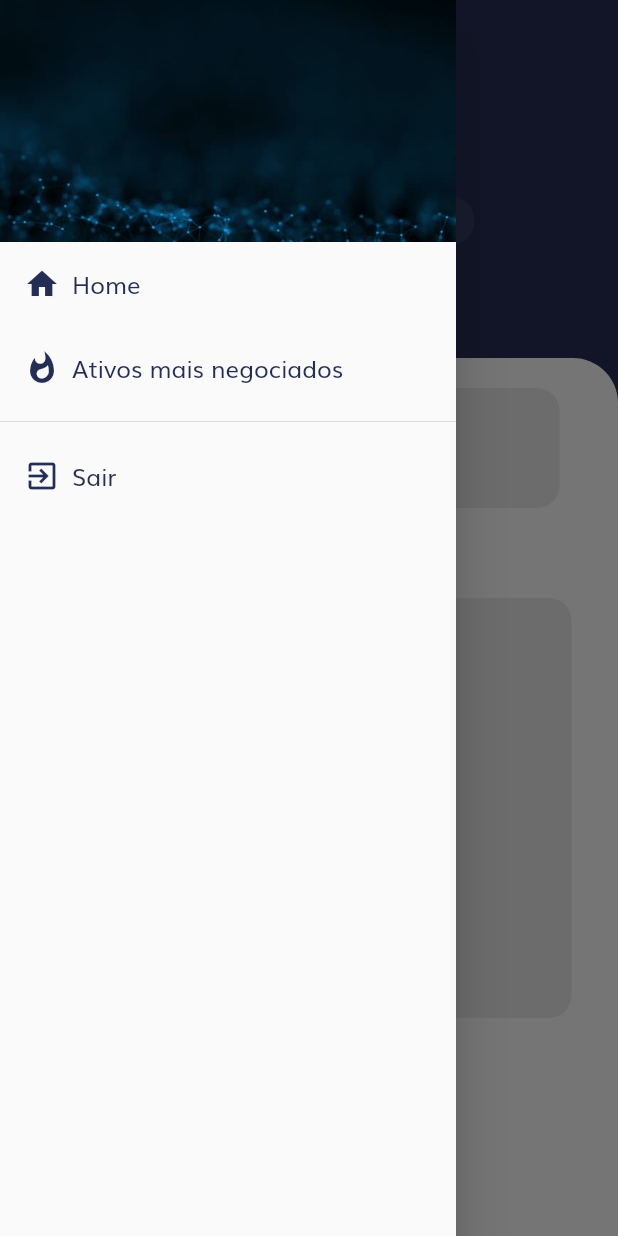
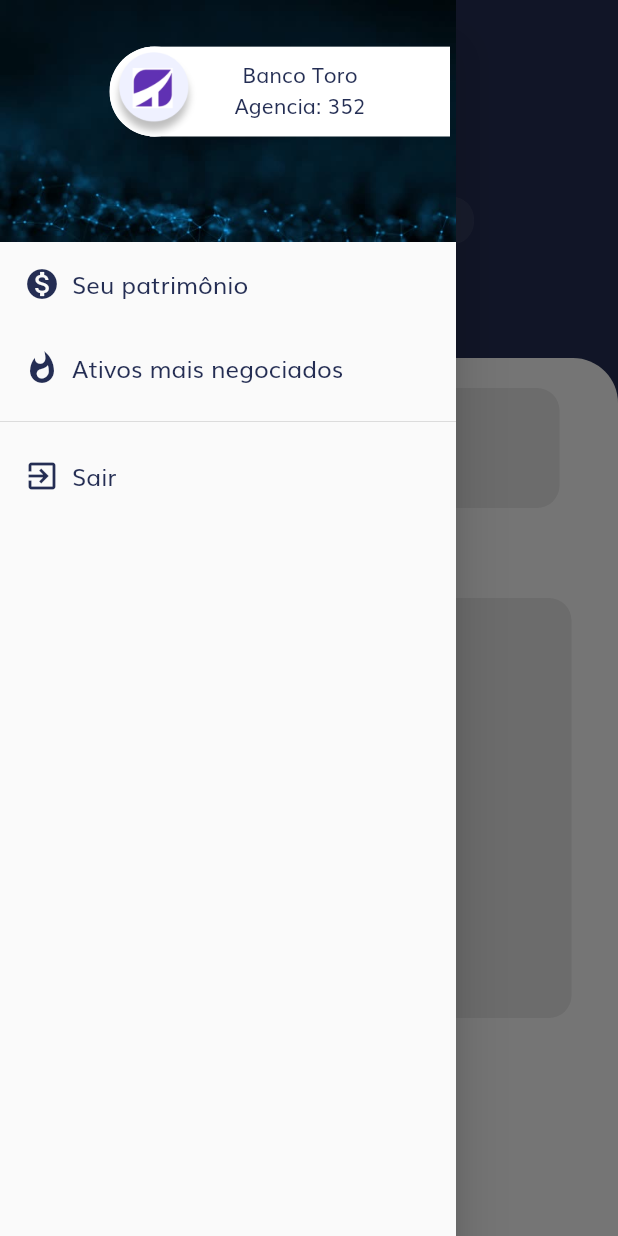
Before and after one commit to marcelomcdev/toro-bank-frontend-flutter, a Flutter app: the HomePage screen opened by its route, with the side drawer open, on a phone screen of 412 x 824 dp. Run offline on Flutter 3.47's test engine with Material 2 defaults, Android fonts, the phone set to English and light mode, and no system bars; our stand-ins replace dartz, dio, flutter_modular, lottie, page_transition, shared_preferences; accounts and stored records are empty.

Commit message:
Organize drawer

```diff
--- a/toro_bank_frontend/lib/modules/presenters/pages/shared/drawer/app_drawer.dart
+++ b/toro_bank_frontend/lib/modules/presenters/pages/shared/drawer/app_drawer.dart
@@ -1,7 +1,7 @@
 import 'package:flutter/material.dart';
 import 'package:shared_preferences/shared_preferences.dart';
-import 'package:toro_bank_frontend/modules/presenters/pages/shared/drawer/app_drawer_header.dart';
-import 'package:toro_bank_frontend/modules/presenters/pages/shared/drawer/app_drawer_item.dart';
+import 'package:toro_bank_frontend/modules/presenters/pages/shared/drawer/components/app_drawer_header.dart';
+import 'package:toro_bank_frontend/modules/presenters/pages/shared/drawer/components/app_drawer_item.dart';
 
 class AppDrawer extends StatelessWidget {
   const AppDrawer({Key? key}) : super(key: key);
@@ -14,8 +14,8 @@ class AppDrawer extends StatelessWidget {
         children: <Widget>[
           AppDrawerHeader(),
           AppDrawerItem(
-            icon: Icons.home,
-            text: 'Home',
+            icon: Icons.monetization_on,
+            text: 'Seu patrimônio',
             onTap: () => Navigator.pushReplacementNamed(context, '/home'),
           ),
           AppDrawerItem(
--- a/toro_bank_frontend/lib/modules/presenters/pages/shared/drawer/app_drawer_header.dart
+++ /dev/null
@@ -1,22 +0,0 @@
-import 'package:flutter/material.dart';
-
-// ignore: non_constant_identifier_names
-Widget AppDrawerHeader() {
-  return DrawerHeader(
-      margin: EdgeInsets.zero,
-      padding: EdgeInsets.zero,
-      decoration: const BoxDecoration(
-          image: DecorationImage(
-              fit: BoxFit.fill,
-              image: AssetImage('assets/images/fundo-futuristic.jpg'))),
-      child: Stack(children: const <Widget>[
-        Positioned(
-            bottom: 12.0,
-            left: 16.0,
-            child: Text("",
-                style: TextStyle(
-                    color: Colors.white,
-                    fontSize: 20.0,
-                    fontWeight: FontWeight.w500))),
-      ]));
-}
--- /dev/null
+++ b/toro_bank_frontend/lib/modules/presenters/pages/shared/drawer/components/app_drawer_header.dart
@@ -0,0 +1,31 @@
+import 'package:flutter/material.dart';
+import 'package:toro_bank_frontend/modules/presenters/pages/shared/drawer/components/bank_info.dart';
+
+// ignore: non_constant_identifier_names
+Widget AppDrawerHeader() {
+  return DrawerHeader(
+    margin: EdgeInsets.zero,
+    padding: EdgeInsets.zero,
+    decoration: const BoxDecoration(
+        image: DecorationImage(
+            fit: BoxFit.fill,
+            image: AssetImage('assets/images/fundo-futuristic.jpg'))),
+    child: Stack(
+      children: <Widget>[
+        const Positioned(bottom: 70, left: 100, child: BankInfo()),
+        Positioned(
+          bottom: 65.0,
+          left: 68.0,
+          child: Container(
+            padding: const EdgeInsets.all(5.0),
+            child: const CircleAvatar(
+              radius: 30,
+              backgroundColor: Colors.white,
+              backgroundImage: AssetImage('assets/images/toro.png'),
+            ),
+          ),
+        ),
+      ],
+    ),
+  );
+}
--- /dev/null
+++ b/toro_bank_frontend/lib/modules/presenters/pages/shared/drawer/components/bank_info.dart
@@ -0,0 +1,31 @@
+import 'package:flutter/material.dart';
+import 'package:toro_bank_frontend/constants.dart';
+
+class BankInfo extends StatelessWidget {
+  const BankInfo({
+    Key? key,
+  }) : super(key: key);
+
+  @override
+  Widget build(BuildContext context) {
+    return Container(
+        width: 200,
+        height: 59.9,
+        color: Colors.white,
+        child: Padding(
+          padding: const EdgeInsets.only(top: 8.0, left: 0.0),
+          child: Column(
+            children: const [
+              Text(
+                'Banco Toro',
+                style: TextStyle(color: kToroHeaderColor),
+              ),
+              Text(
+                'Agencia: 352',
+                style: TextStyle(color: kToroHeaderColor),
+              ),
+            ],
+          ),
+        ));
+  }
+}
```
Also changed, not shown: toro_bank_frontend/lib/modules/presenters/pages/shared/drawer/components/app_drawer_item.dart (renamed from toro_bank_frontend/lib/modules/presenters/pages/shared/drawer/app_drawer_item.dart).
